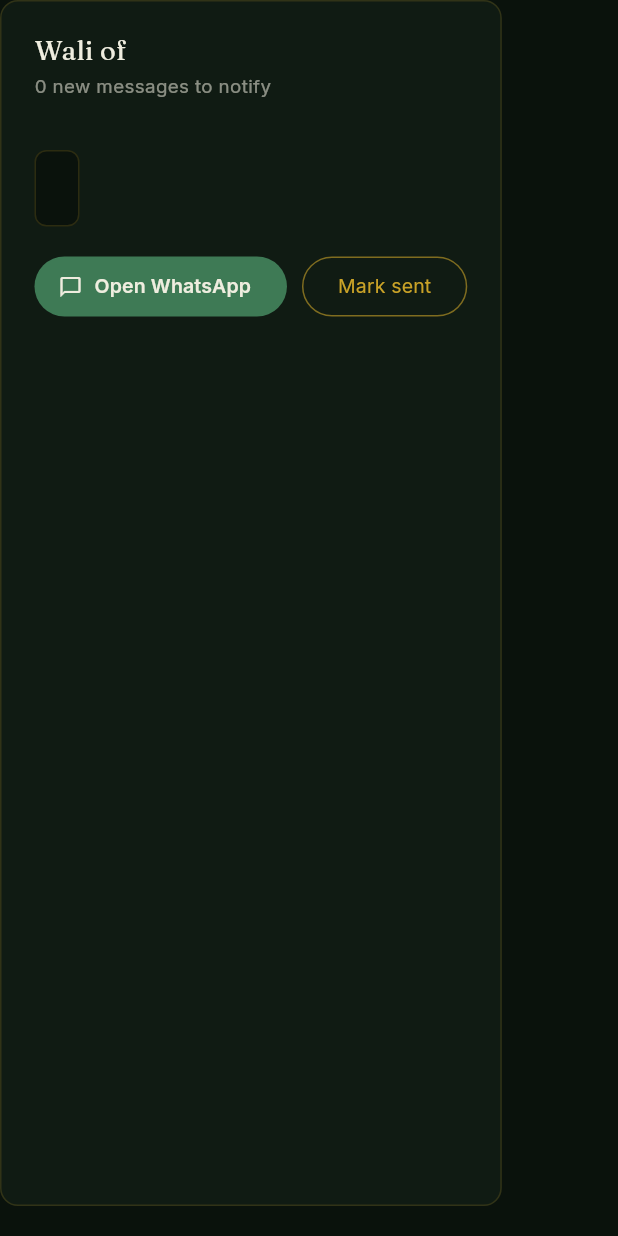
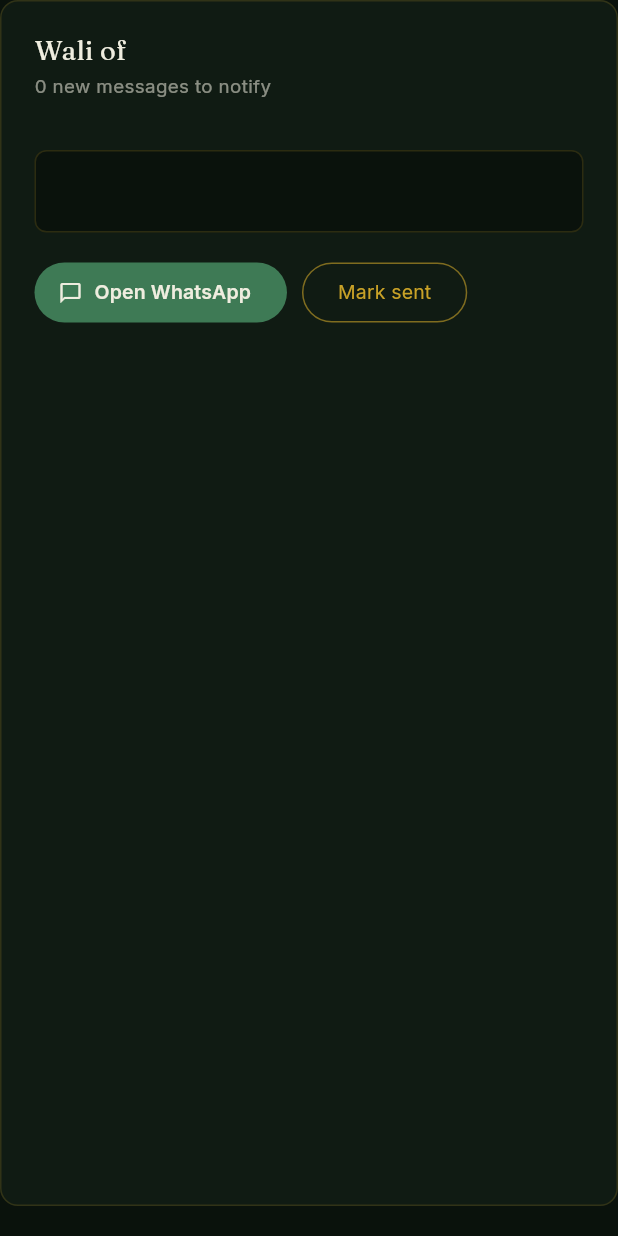
Before and after one commit to connecttopathan-ops/ikhlas, a Flutter app: the _DigestCard widget shown alone on an empty page, opened directly with empty values, on a phone screen of 412 x 824 dp. Run offline on Flutter 3.47's test engine with Material 3 defaults, Android fonts, the phone set to English and light mode, and no system bars; our stand-ins replace cached_network_image, camera, cloud_firestore, cloud_functions, device_info_plus, firebase_auth and 12 more; accounts and stored records are empty; statements that could not run were skipped.

Commit message:
Wali digest: manual wa.me send carries the full transcript
Per operator preference, the manual (human-in-the-loop) WhatsApp message now
includes the full conversation transcript, not just a notification. A person
sends it via wa.me, so it isn't template-constrained.

- New waManualText builds the full multi-line message (salaam + ward context
  + transcript), capped to stay within the wa.me URL length limit; waLink is
  built from it. Stored as waMessage on the digest doc.
- The automated Cloud API template path stays notification-only (Meta template
  variables can't hold multi-line text).
- Admin card shows the exact message that will be sent (scrollable,
  selectable) and drops the now-redundant transcript toggle.

Co-Authored-By: Claude Opus 4.8 <noreply@anthropic.com>
Claude-Session: https://claude.ai/code/session_01TyFXhxbzhWDD7DPpLMVPRe

```diff
--- a/admin/lib/wali_digests.dart
+++ b/admin/lib/wali_digests.dart
@@ -55,7 +55,6 @@ class _DigestCard extends StatefulWidget {
 
 class _DigestCardState extends State<_DigestCard> {
   bool _busy = false;
-  bool _showTranscript = false;
 
   Future<void> _openWhatsApp() async {
     final link = widget.doc.data()['waLink'] as String?;
@@ -93,7 +92,9 @@ class _DigestCardState extends State<_DigestCard> {
   Widget build(BuildContext context) {
     final d = widget.doc.data();
     final count = d['messageCount'] ?? 0;
-    final transcript = (d['transcript'] ?? '').toString();
+    // The exact text that gets sent — full transcript included.
+    final message =
+        (d['waMessage'] ?? d['notice'] ?? '').toString();
     return Container(
       margin: const EdgeInsets.only(bottom: 20),
       padding: const EdgeInsets.all(22),
@@ -112,16 +113,20 @@ class _DigestCardState extends State<_DigestCard> {
         Text(d['waliPhone']?.toString() ?? 'No phone on file',
             style: T.inter(12.5, color: T.gold)),
         const SizedBox(height: 14),
-        // The exact notice that will be sent (never the transcript).
+        // The exact message that will be sent — full transcript included.
         Container(
+          width: double.infinity,
+          constraints: const BoxConstraints(maxHeight: 280),
           padding: const EdgeInsets.all(14),
           decoration: BoxDecoration(
             color: T.bg,
             borderRadius: BorderRadius.circular(8),
             border: Border.all(color: T.hairline),
           ),
-          child: Text(d['notice']?.toString() ?? '',
-              style: T.inter(13.5, color: T.ivory, height: 1.5)),
+          child: SingleChildScrollView(
+            child: SelectableText(message,
+                style: T.inter(13.5, color: T.ivory, height: 1.5)),
+          ),
         ),
         const SizedBox(height: 16),
         if (_busy)
@@ -146,28 +151,7 @@ class _DigestCardState extends State<_DigestCard> {
                   side: BorderSide(color: T.gold.withOpacity(.6))),
               child: Text('Mark sent', style: T.inter(13, color: T.gold)),
             ),
-            if (transcript.isNotEmpty)
-              TextButton(
-                onPressed: () =>
-                    setState(() => _showTranscript = !_showTranscript),
-                child: Text(_showTranscript ? 'Hide transcript' : 'View transcript',
-                    style: T.inter(13, color: T.muted)),
-              ),
           ]),
-        if (_showTranscript && transcript.isNotEmpty) ...[
-          const SizedBox(height: 14),
-          Container(
-            width: double.infinity,
-            padding: const EdgeInsets.all(14),
-            decoration: BoxDecoration(
-              color: T.bg,
-              borderRadius: BorderRadius.circular(8),
-              border: Border.all(color: T.hairline),
-            ),
-            child: Text(transcript,
-                style: T.inter(12.5, color: T.muted, height: 1.6)),
-          ),
-        ],
       ]),
     );
   }
```
Also changed, not shown: 2 other files.
